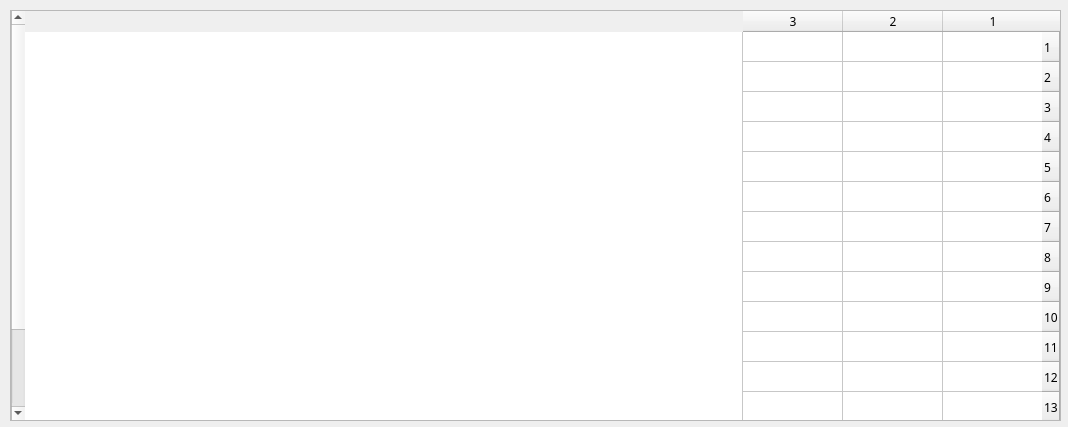
This is gui/edit_enteries.ui in oaacUis/tesis-colombian-plate-recognition as Qt 5 draws it before an edit. The edited form follows.
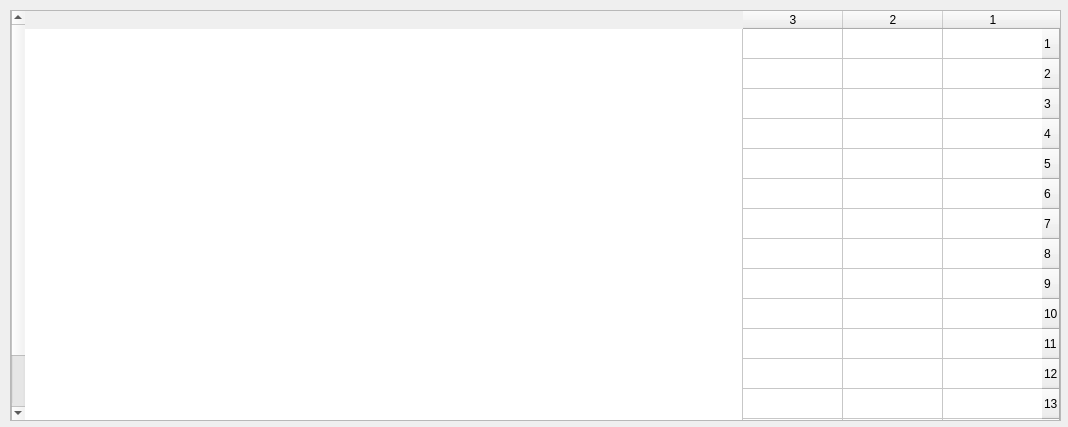
This is the edited form.

```diff
--- a/gui/edit_enteries.ui
+++ b/gui/edit_enteries.ui
@@ -25,7 +25,7 @@
                 </property>
                 <property name="font">
                     <font>
-                        <family>B Yekan</family>
+                        <family>Arial</family>
                     </font>
                 </property>
                 <property name="layoutDirection">
```
Left out of the diff: 4 changed lines with no effect on the pictures.
